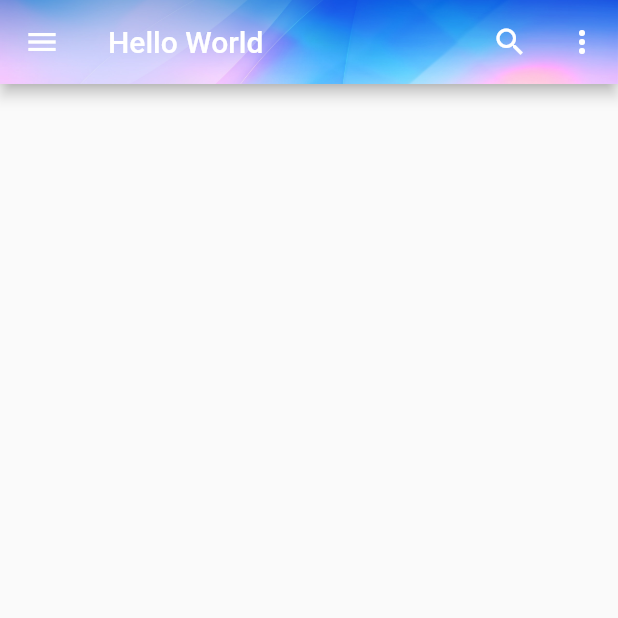
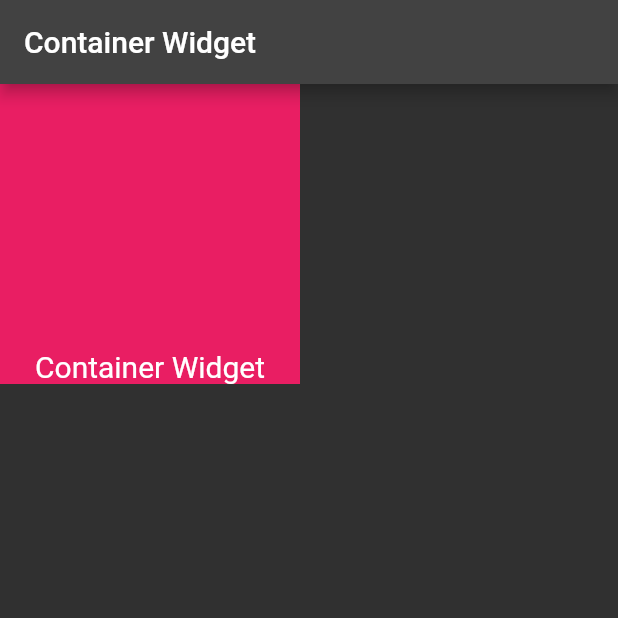
Before and after one commit to SashenJayathilaka/Flutter-Responsive-Ui, a Flutter app: the screen it shows after launch, on a phone screen of 412 x 824 dp, the top half of it. Run offline on Flutter 3.47's test engine with Material 2 defaults, Android fonts, the phone set to English and light mode, and no system bars; our stand-ins replace device_preview.

Commit message:
🎯 Flutter Fundamentals

```diff
--- a/Flutter Fundamentals/lib/main.dart
+++ b/Flutter Fundamentals/lib/main.dart
@@ -1,4 +1,4 @@
-// ignore_for_file: unused_import, use_key_in_widget_constructors, prefer_const_constructors, prefer_const_literals_to_create_immutables
+// ignore_for_file: unused_import, use_key_in_widget_constructors, prefer_const_constructors, prefer_const_literals_to_create_immutables, sort_child_properties_last, avoid_unnecessary_containers, no_logic_in_create_state, override_on_non_overriding_member, unused_element, library_private_types_in_public_api
 import 'package:device_preview/device_preview.dart';
 import 'package:flutter/material.dart';
 
@@ -12,22 +12,66 @@ class MyApp extends StatelessWidget {
   @override
   Widget build(BuildContext context) {
     return MaterialApp(
+      debugShowCheckedModeBanner: false,
       useInheritedMediaQuery: true,
       locale: DevicePreview.locale(context),
       builder: DevicePreview.appBuilder,
       title: 'Flutter App Bar',
       theme: ThemeData(
-        primarySwatch: Colors.blue,
+        brightness: Brightness.dark,
+        primarySwatch: Colors.orange,
       ),
       home: MyHomePage(),
     );
   }
 }
 
-class MyHomePage extends StatelessWidget {
+// Container Widget
+
+class MyHomePage extends StatefulWidget {
+  @override
+  _MyHomePageState createState() => _MyHomePageState();
+}
+
+class _MyHomePageState extends State<MyHomePage> {
   @override
   Widget build(BuildContext context) {
     return Scaffold(
+      appBar: AppBar(
+        title: Text("Container Widget"),
+      ),
+      body: Container(
+        /* margin: EdgeInsets.all(20.0), */
+        /* padding: EdgeInsets.all(80.0), */
+        /* padding: EdgeInsets.symmetric(horizontal: 20.0), */
+/*         padding: EdgeInsets.symmetric(vertical: 20.0, horizontal: 20.0), */
+        /* padding:
+            EdgeInsets.only(top: 200.0, bottom: 100.0, left: 20.0, right: 20.0), */
+        /* transform: Matrix4.rotationX(0.3), */
+        height: 200.0,
+        width: 200.0 /* double.infinity */,
+        alignment: Alignment.bottomCenter,
+        color: Colors.pink,
+        child: Text(
+          "Container Widget",
+          style: TextStyle(fontSize: 20.0),
+        ),
+      ),
+    );
+  }
+}
+
+
+
+
+// App Bar
+
+/* class MyHomePage extends StatelessWidget {
+  @override
+  Widget build(BuildContext context) {
+    return DefaultTabController(
+      length: 3,
+      child: Scaffold(
         appBar: AppBar(
           title: Text("Hello World"),
           leading: IconButton(
@@ -44,14 +88,51 @@ class MyHomePage extends StatelessWidget {
               onPressed: () {},
             ),
           ],
-        flexibleSpace: Image.asset(
+          /* flexibleSpace: Image.asset(
             "assets/back.jpg",
             fit: BoxFit.cover,
+          ), */
+          bottom: TabBar(
+            tabs: [
+              Tab(
+                icon: Icon(Icons.directions_car),
+                text: 'Tab One',
               ),
+              Tab(
+                icon: Icon(Icons.directions_transit),
+                text: 'Tab Two',
+              ),
+              Tab(
+                icon: Icon(Icons.directions_bike),
+                text: 'Tab Three',
+              ),
+            ],
+          ),
+          elevation: 22.0,
+          backgroundColor: Colors.pink,
+        ),
+        body: TabBarView(children: [
+          tabOne(),
+          /* Icon(Icons.directions_car), */
+          Icon(Icons.directions_transit),
+          Icon(Icons.directions_bike),
+        ]),
       ),
     );
   }
 }
+
+Widget tabOne() {
+  return Container(
+    child: Center(
+      child: Text("Test"),
+    ),
+  );
+}
+ */
+
+
+// StatelessWidget
 
 /* class MyApp extends StatelessWidget {
   @override
@@ -80,3 +161,9 @@ class MyHomePage extends StatelessWidget {
     );
   }
 } */
+
+
+/*           bottom: PreferredSize(
+            child: Container(),
+            preferredSize: Size.fromHeight(70.0),
+          ), */
```
Lines whose indentation alone changed are shown as unchanged.
